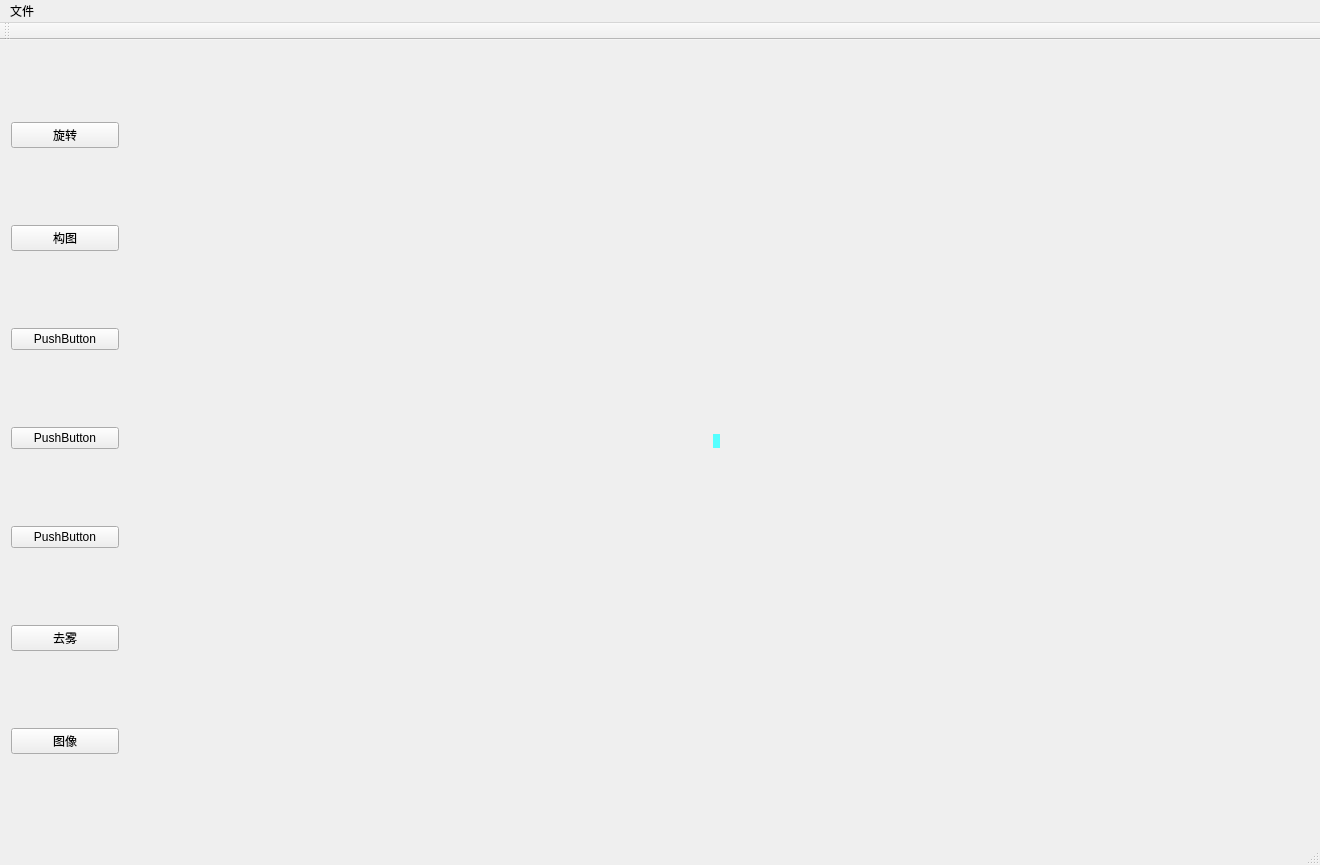
Old version of the form Image_processing/Image_processing.ui in the repository SundalandBR/ImageProcessing.
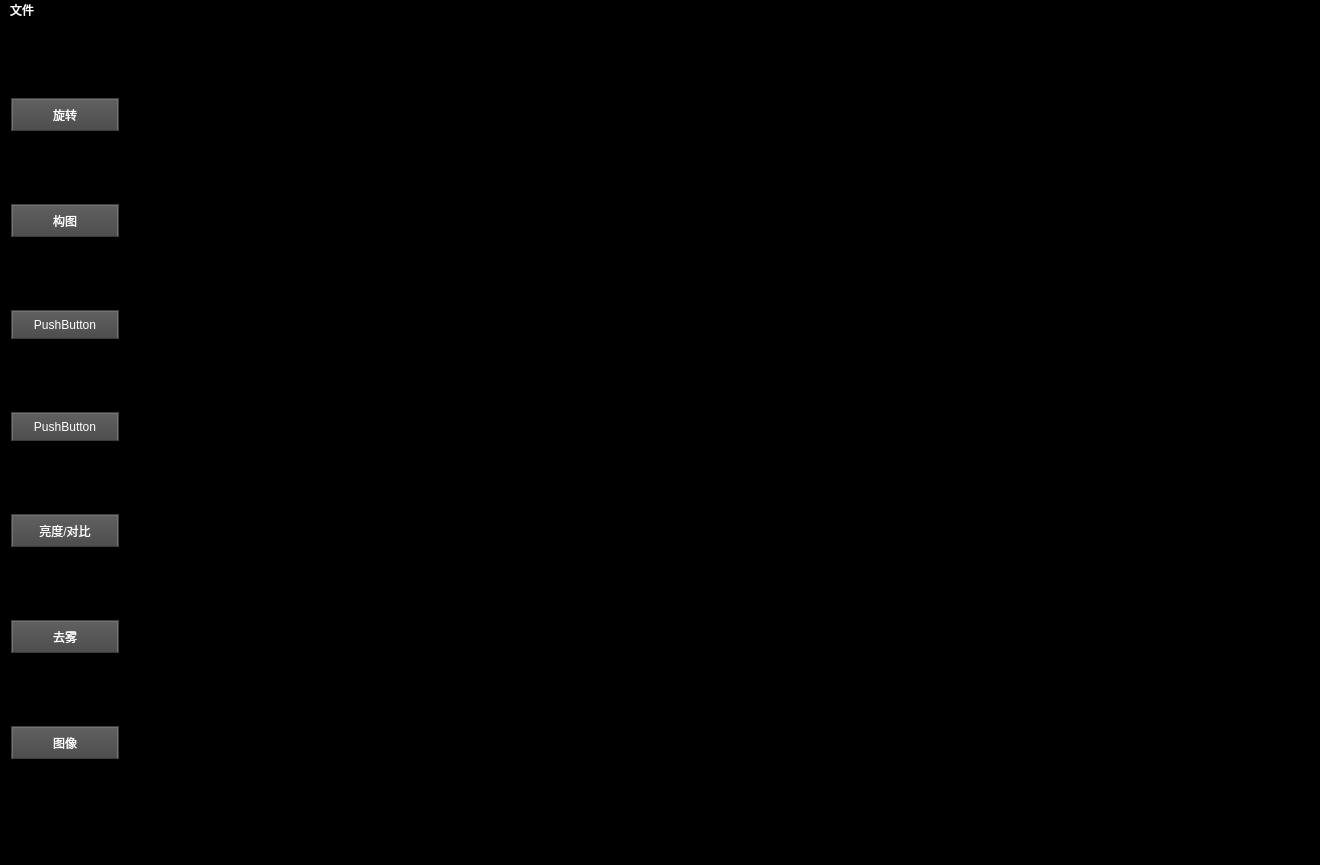
New version of the form.

Commit message: 实现亮度与对比度功能，修复了其他功能修改图片时label大小不一致的问题

```diff
--- a/Image_processing/Image_processing.ui
+++ b/Image_processing/Image_processing.ui
@@ -13,6 +13,189 @@
   <property name="windowTitle">
    <string>Image_processing</string>
   </property>
+  <property name="styleSheet">
+   <string notr="true">/*
+Dark Console Style Sheet for QT Applications
+Author: Jaime A. Quiroga P.
+Company: GTRONICK
+Last updated: 24/05/2018, 17:12.
+Available at: https://github.com/GTRONICK/QSS/blob/master/ConsoleStyle.qss
+*/
+QWidget {
+	background-color:rgb(0, 0, 0);
+	color: rgb(240, 240, 240);
+	border-color: rgb(58, 58, 58);
+}
+
+QPlainTextEdit {
+	background-color:rgb(0, 0, 0);
+	color: rgb(200, 200, 200);
+	selection-background-color: rgb(255, 153, 0);
+	selection-color: rgb(0, 0, 0);
+}
+
+QTabWidget::pane {
+    	border-top: 1px solid #000000;
+}
+
+QTabBar::tab {
+ 	background-color:rgb(0, 0, 0);
+ 	border-style: outset;
+	border-width: 1px;
+	border-right-color: qlineargradient(spread:pad, x1:0.4, y1:0.5, x2:0.6, y2:0.5, stop:0 rgba(115, 115, 115, 255), stop:1 rgba(62, 62, 62, 255));
+	border-left-color: qlineargradient(spread:pad, x1:0.6, y1:0.5, x2:0.4, y2:0.5, stop:0 rgba(115, 115, 115, 255), stop:1 rgba(62, 62, 62, 255));
+  border-bottom-color: rgb(58, 58, 58);
+	border-bottom-width: 1px;
+	border-top-width: 0px;
+	border-style: solid;
+	color: rgb(255, 153, 0);
+	padding: 4px;
+}
+
+QTabBar::tab:selected, QTabBar::tab:hover {
+   color: rgb(255, 255, 255);
+   background-color:rgb(0, 0, 0);
+   border-color:rgb(42, 42, 42);
+   margin-left: 0px;
+   margin-right: 0px;
+   border-bottom-right-radius:4px;
+   border-bottom-left-radius:4px;
+}
+
+QTabBar::tab:last:selected {
+  background-color:rgb(0, 0, 0);
+	border-color:rgb(42, 42, 42);
+	margin-left: 0px;
+  	margin-right: 0px;
+	border-bottom-right-radius:4px;
+	border-bottom-left-radius:4px;
+}
+
+QTabBar::tab:!selected {
+   margin-bottom: 4px;
+   border-bottom-right-radius:4px;
+   border-bottom-left-radius:4px;
+}
+
+QPushButton{
+	border-style: outset;
+	border-width: 2px;
+	border-top-color: qlineargradient(spread:pad, x1:0.5, y1:0.6, x2:0.5, y2:0.4, stop:0 rgba(115, 115, 115, 255), stop:1 rgba(62, 62, 62, 255));
+	border-right-color: qlineargradient(spread:pad, x1:0.4, y1:0.5, x2:0.6, y2:0.5, stop:0 rgba(115, 115, 115, 255), stop:1 rgba(62, 62, 62, 255));
+	border-left-color: qlineargradient(spread:pad, x1:0.6, y1:0.5, x2:0.4, y2:0.5, stop:0 rgba(115, 115, 115, 255), stop:1 rgba(62, 62, 62, 255));
+	border-bottom-color: rgb(58, 58, 58);
+	border-bottom-width: 1px;
+	border-style: solid;
+	color: rgb(255, 255, 255);
+	padding: 6px;
+	background-color: qlineargradient(spread:pad, x1:0.5, y1:1, x2:0.5, y2:0, stop:0 rgba(77, 77, 77, 255), stop:1 rgba(97, 97, 97, 255));
+}
+
+QPushButton:hover{
+	border-style: outset;
+	border-width: 2px;
+	border-top-color: qlineargradient(spread:pad, x1:0.5, y1:0.6, x2:0.5, y2:0.4, stop:0 rgba(180, 180, 180, 255), stop:1 rgba(110, 110, 110, 255));
+	border-right-color: qlineargradient(spread:pad, x1:0.4, y1:0.5, x2:0.6, y2:0.5, stop:0 rgba(180, 180, 180, 255), stop:1 rgba(110, 110, 110, 255));
+	border-left-color: qlineargradient(spread:pad, x1:0.6, y1:0.5, x2:0.4, y2:0.5, stop:0 rgba(180, 180, 180, 255), stop:1 rgba(110, 110, 110, 255));
+	border-bottom-color: rgb(115, 115, 115);
+	border-bottom-width: 1px;
+	border-style: solid;
+	color: rgb(255, 255, 255);
+	padding: 6px;
+	background-color: qlineargradient(spread:pad, x1:0.5, y1:1, x2:0.5, y2:0, stop:0 rgba(107, 107, 107, 255), stop:1 rgba(157, 157, 157, 255));
+}
+
+QPushButton:pressed{
+	border-style: outset;
+	border-width: 2px;
+	border-top-color: qlineargradient(spread:pad, x1:0.5, y1:0.6, x2:0.5, y2:0.4, stop:0 rgba(62, 62, 62, 255), stop:1 rgba(22, 22, 22, 255));
+	border-right-color: qlineargradient(spread:pad, x1:0.4, y1:0.5, x2:0.6, y2:0.5, stop:0 rgba(115, 115, 115, 255), stop:1 rgba(62, 62, 62, 255));
+	border-left-color: qlineargradient(spread:pad, x1:0.6, y1:0.5, x2:0.4, y2:0.5, stop:0 rgba(115, 115, 115, 255), stop:1 rgba(62, 62, 62, 255));
+	border-bottom-color: rgb(58, 58, 58);
+	border-bottom-width: 1px;
+	border-style: solid;
+	color: rgb(255, 255, 255);
+	padding: 6px;
+	background-color: qlineargradient(spread:pad, x1:0.5, y1:1, x2:0.5, y2:0, stop:0 rgba(77, 77, 77, 255), stop:1 rgba(97, 97, 97, 255));
+}
+
+QPushButton:disabled{
+	border-style: outset;
+	border-width: 2px;
+	border-top-color: qlineargradient(spread:pad, x1:0.5, y1:0.6, x2:0.5, y2:0.4, stop:0 rgba(115, 115, 115, 255), stop:1 rgba(62, 62, 62, 255));
+	border-right-color: qlineargradient(spread:pad, x1:0.4, y1:0.5, x2:0.6, y2:0.5, stop:0 rgba(115, 115, 115, 255), stop:1 rgba(62, 62, 62, 255));
+	border-left-color: qlineargradient(spread:pad, x1:0.6, y1:0.5, x2:0.4, y2:0.5, stop:0 rgba(115, 115, 115, 255), stop:1 rgba(62, 62, 62, 255));
+	border-bottom-color: rgb(58, 58, 58);
+	border-bottom-width: 1px;
+	border-style: solid;
+	color: rgb(0, 0, 0);
+	padding: 6px;
+	background-color: qlineargradient(spread:pad, x1:0.5, y1:1, x2:0.5, y2:0, stop:0 rgba(57, 57, 57, 255), stop:1 rgba(77, 77, 77, 255));
+}
+
+QLineEdit {
+	border-width: 1px; border-radius: 4px;
+	border-color: rgb(58, 58, 58);
+	border-style: inset;
+	padding: 0 8px;
+	color: rgb(255, 255, 255);
+	background:rgb(101, 101, 101);
+	selection-background-color: rgb(187, 187, 187);
+	selection-color: rgb(60, 63, 65);
+}
+
+QProgressBar {
+	text-align: center;
+	color: rgb(255, 255, 255);
+	border-width: 1px; 
+	border-radius: 10px;
+	border-color: rgb(58, 58, 58);
+	border-style: inset;
+}
+
+QProgressBar::chunk {
+	background-color: qlineargradient(spread:pad, x1:0.5, y1:0.7, x2:0.5, y2:0.3, stop:0 rgba(0, 200, 0, 255), stop:1 rgba(30, 230, 30, 255));
+	border-radius: 10px;
+}
+
+QMenuBar {
+	background:rgb(0, 0, 0);
+	color: rgb(255,255, 255);
+}
+
+QMenuBar::item {
+  	spacing: 3px; 
+	padding: 1px 4px;
+  	background: transparent;
+}
+
+QMenuBar::item:selected { 
+  	background:rgb(115, 115, 115);
+}
+
+QMenu {
+	border-width: 2px; 
+	border-radius: 10px;
+	border-color: rgb(0, 0, 0);
+	border-style: outset;
+}
+
+QMenu::item {
+	spacing: 3px; 
+	padding: 3px 15px;
+}
+
+QMenu::item:selected {
+	spacing: 3px; 
+	padding: 3px 15px;
+	background:rgb(115, 115, 115);
+	color:rgb(255, 255, 255);
+	border-width: 1px; 
+	border-radius: 10px;
+	border-color: rgb(58, 58, 58);
+	border-style: inset;
+}</string>
+  </property>
   <widget class="QWidget" name="centralWidget">
    <layout class="QHBoxLayout" name="horizontalLayout" stretch="1,11">
     <item>
@@ -63,7 +246,7 @@
       <item>
        <widget class="QPushButton" name="pushButton_4">
         <property name="text">
-         <string>PushButton</string>
+         <string>亮度/对比</string>
         </property>
        </widget>
       </item>
@@ -95,7 +278,7 @@
        </size>
       </property>
       <property name="styleSheet">
-       <string notr="true">background-color: rgb(85, 255, 255);</string>
+       <string notr="true"/>
       </property>
       <property name="text">
        <string/>
@@ -113,7 +296,7 @@
      <x>0</x>
      <y>0</y>
      <width>1320</width>
-     <height>22</height>
+     <height>19</height>
     </rect>
    </property>
    <widget class="QMenu" name="menu">
@@ -124,14 +307,6 @@
    </widget>
    <addaction name="menu"/>
   </widget>
-  <widget class="QToolBar" name="mainToolBar">
-   <attribute name="toolBarArea">
-    <enum>TopToolBarArea</enum>
-   </attribute>
-   <attribute name="toolBarBreak">
-    <bool>false</bool>
-   </attribute>
-  </widget>
   <widget class="QStatusBar" name="statusBar"/>
   <action name="open_file_menu">
    <property name="text">
```
Left out of the diff: 2 changed lines with no effect on the pictures. The commit also changes 18 other files.
